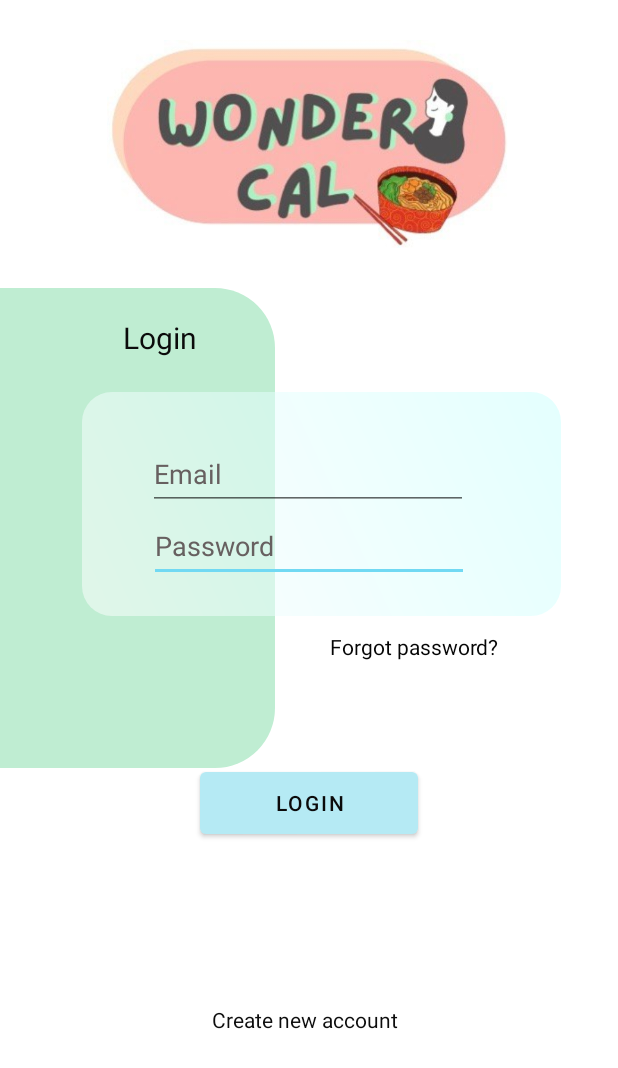
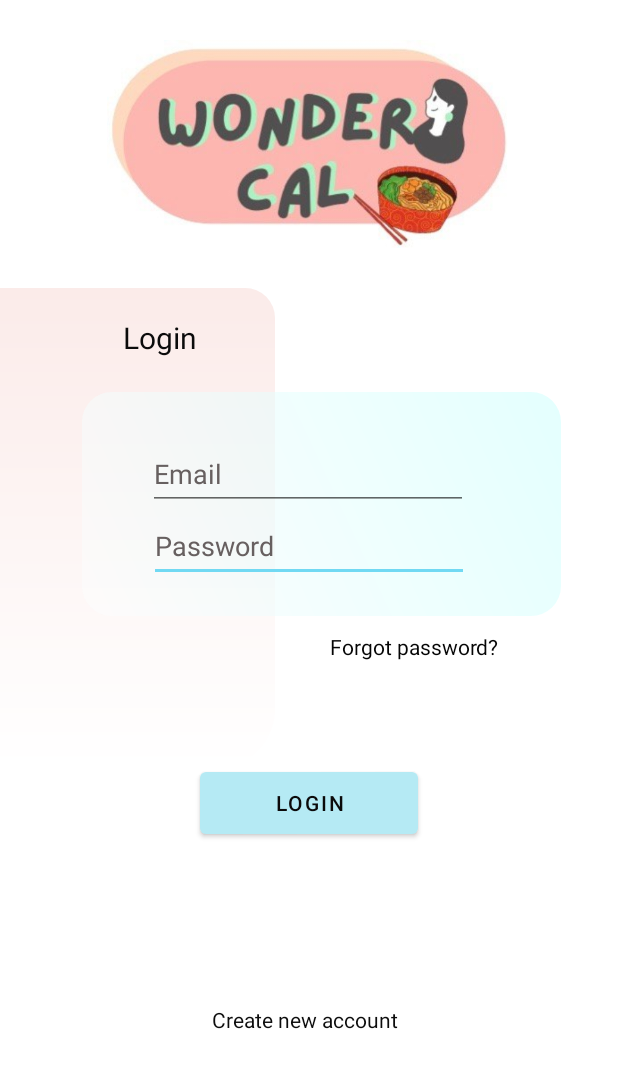
Before and after one commit to MilaMix/WonderCal, an Android app: the screen it shows after launch (LoginActivity), on a phone screen of 412 x 824 dp. Shown: the top 1068 px of the screen. Run offline under Robolectric (Android 15) with nearby library versions, the phone set to English and light mode, and no system bars; our stand-ins replace Volley; libraries missing offline, so code that uses them is left out: cn.pedant.

Commit message:
no message

```diff
--- a/app/src/main/res/drawable/shape_left.xml
+++ b/app/src/main/res/drawable/shape_left.xml
@@ -2,7 +2,11 @@
 <shape xmlns:android="http://schemas.android.com/apk/res/android">
        android:shape="rectangle">
             <corners
-                android:topRightRadius="40dp"
+                android:topRightRadius="20dp"
                 android:bottomRightRadius="40dp"/>
-            <solid android:color="#BFEDD2"/>
+    <gradient
+        android:angle="270"
+        android:startColor="#FBEBE9"
+        android:endColor="@color/white"
+        />
         </shape>
```
